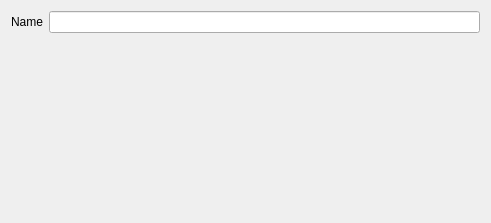
The window that geoplateforme/gui/upload_database_integration/qwp_vector_db_edition.ui (JulesGrillot/plugin-qgis-geoplateforme) describes before a commit, drawn with Qt 5.
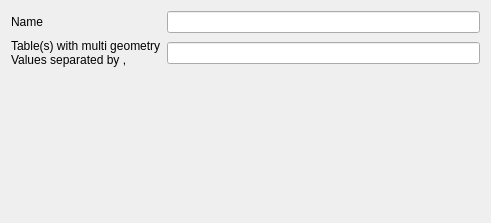
The same window after the commit.

Commit message: feat(vectordb): add option to define multi geom tables

```diff
--- a/geoplateforme/gui/upload_database_integration/qwp_vector_db_edition.ui
+++ b/geoplateforme/gui/upload_database_integration/qwp_vector_db_edition.ui
@@ -17,9 +17,6 @@
    <locale language="English" country="UnitedStates"/>
   </property>
   <layout class="QGridLayout" name="gridLayout">
-   <item row="0" column="1">
-    <widget class="QLineEdit" name="lne_name"/>
-   </item>
    <item row="0" column="0">
     <widget class="QLabel" name="lbl_name">
      <property name="text">
@@ -27,7 +24,7 @@
      </property>
     </widget>
    </item>
-   <item row="1" column="0" colspan="2">
+   <item row="2" column="0" colspan="2">
     <spacer name="verticalSpacer">
      <property name="orientation">
       <enum>Qt::Vertical</enum>
@@ -40,6 +37,20 @@
      </property>
     </spacer>
    </item>
+   <item row="0" column="1">
+    <widget class="QLineEdit" name="lne_name"/>
+   </item>
+   <item row="1" column="1">
+    <widget class="QLineEdit" name="lne_multi_geom_table"/>
+   </item>
+   <item row="1" column="0">
+    <widget class="QLabel" name="lbl_multi_geom_table">
+     <property name="text">
+      <string>Table(s) with multi geometry
+Values separated by ,</string>
+     </property>
+    </widget>
+   </item>
   </layout>
  </widget>
  <resources/>
```
The commit also changes 2 other files.
